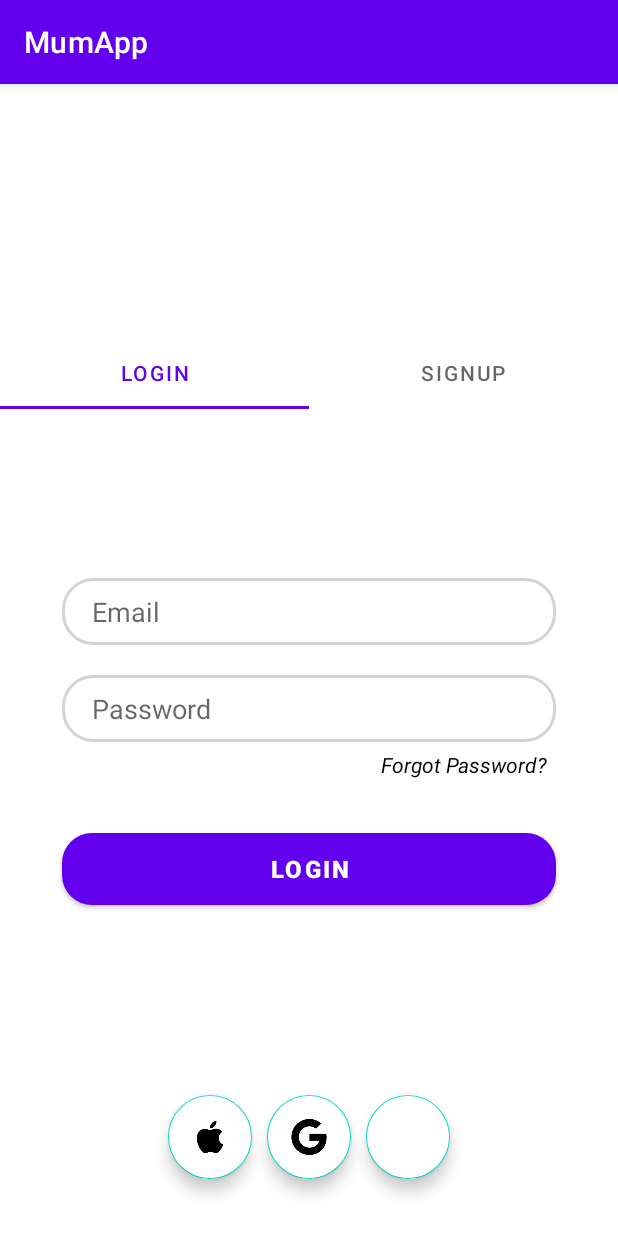
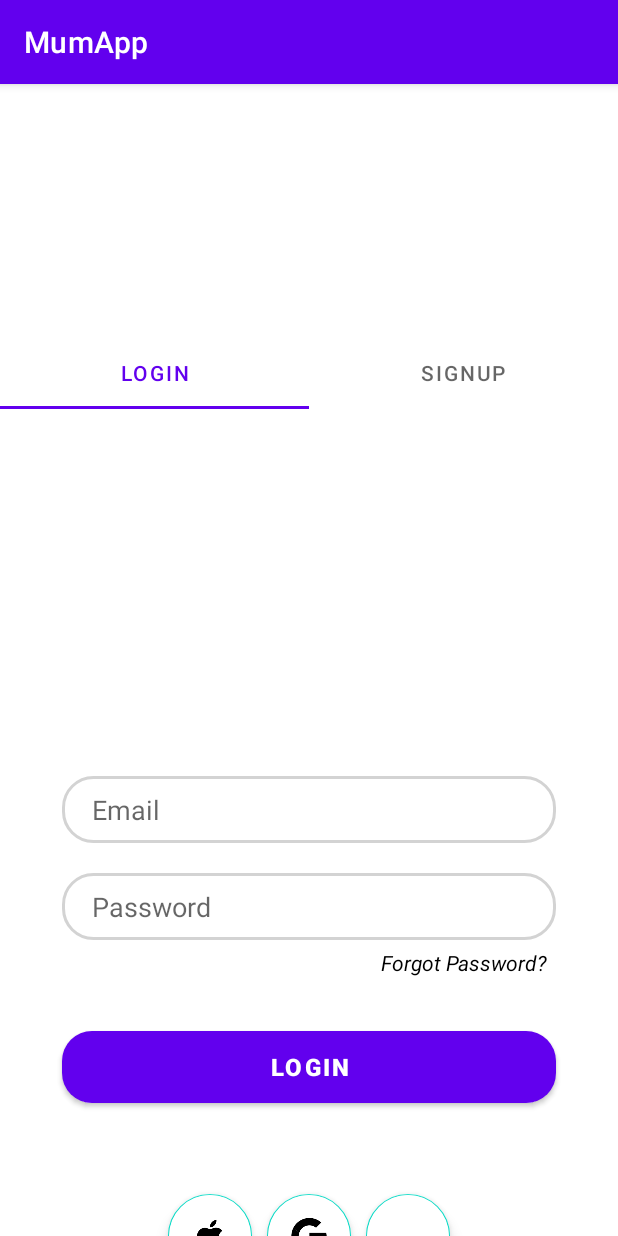
Before and after one commit to JMDev2/MumApp, an Android app: the LoginActivity screen opened directly, with no data from a screen before it, on a phone screen of 412 x 824 dp. Run offline under Robolectric (Android 15) with nearby library versions, the phone set to English and light mode, and no system bars; our stand-ins replace ButterKnife, Firebase (no records; nobody signed in at launch, a user with empty details on screens opened directly); 4 statements that could not run were skipped.

Commit message:
adding uncommited changes

```diff
--- a/app/src/main/res/layout/activity_login.xml
+++ b/app/src/main/res/layout/activity_login.xml
@@ -37,12 +37,13 @@
             android:id="@+id/view_pager"
             android:layout_width="match_parent"
             android:layout_height="0dp"
-            app:layout_constraintHeight_percent=".7"
-            app:layout_constraintVertical_bias="0"
             app:layout_constraintBottom_toBottomOf="parent"
             app:layout_constraintEnd_toEndOf="parent"
+            app:layout_constraintHeight_percent=".7"
+            app:layout_constraintHorizontal_bias="1.0"
             app:layout_constraintStart_toStartOf="parent"
-            app:layout_constraintTop_toBottomOf="@id/tab_layout"/>
+            app:layout_constraintTop_toBottomOf="@id/tab_layout"
+            app:layout_constraintVertical_bias="1.0" />
 
 
         <com.google.android.material.tabs.TabLayout
```
